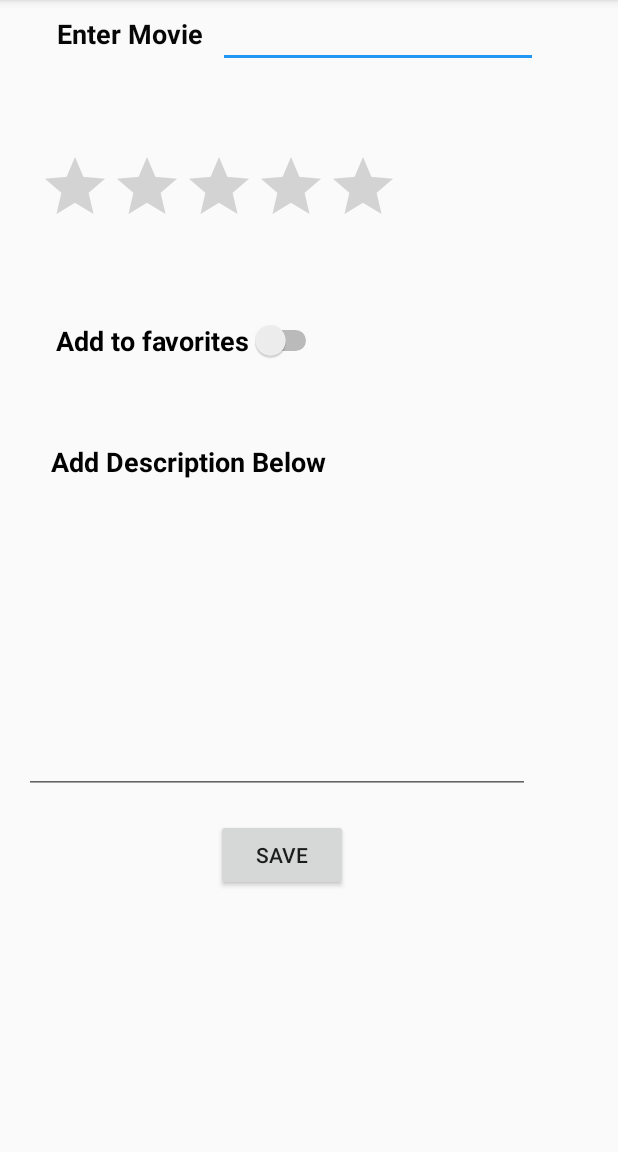
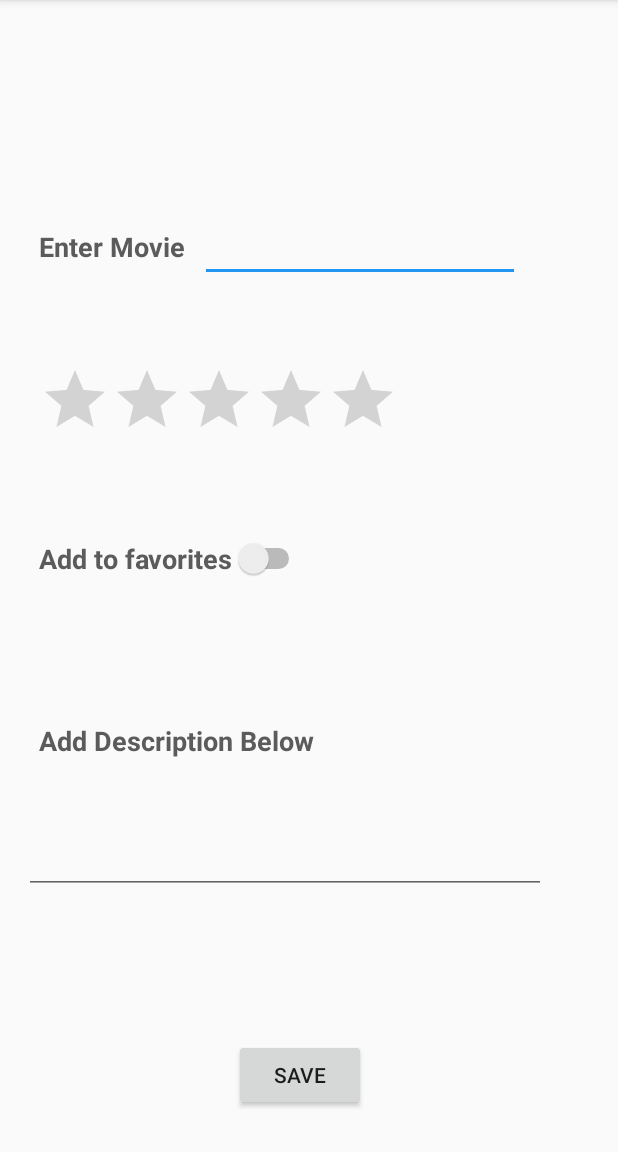
Before and after one commit to angelicarperez/final-app, an Android app: the MovieForm screen opened directly, with no data from a screen before it, on a phone screen of 412 x 824 dp, the part 84-1236 px from its top. Run offline under Robolectric (Android 15) with nearby library versions, the phone set to English and light mode, and no system bars.

Commit message:
layout fixes

```diff
--- a/app/src/main/java/com/perezflores/movielist/MainActivity.java
+++ b/app/src/main/java/com/perezflores/movielist/MainActivity.java
@@ -30,6 +30,8 @@ public class MainActivity extends AppCompatActivity implements View.OnClickListe
     private ListView moviesListView;
     private ListView favoritesListView;
     private Button addButton;
+    private TextView movieListLabel;
+    private TextView favoritesListLabel;
     private ArrayList<Movie> favorites;
     private ArrayList<Movie> notFavorites;
     @Override
@@ -63,7 +65,7 @@ public class MainActivity extends AppCompatActivity implements View.OnClickListe
     private void onFavoriteClick(AdapterView<?> parent, View v,
                                  int position, long id) {
         // get the item at the specified position
-        Movie movie = favorites.get(position);
+        Movie movie = notFavorites.get(position);
 
         // create an intent
         Intent intent = new Intent(this, MovieInfo.class);
@@ -79,7 +81,7 @@ public class MainActivity extends AppCompatActivity implements View.OnClickListe
     private void onNotFavoriteClick(AdapterView<?> parent, View v,
                                  int position, long id) {
         // get the item at the specified position
-        Movie movie = notFavorites.get(position);
+        Movie movie = favorites.get(position);
 
         // create an intent
         Intent intent = new Intent(this, MovieInfo.class);
--- a/app/src/main/java/com/perezflores/movielist/MovieInfo.java
+++ b/app/src/main/java/com/perezflores/movielist/MovieInfo.java
@@ -1,4 +1,5 @@
 package com.perezflores.movielist;
+import androidx.appcompat.app.AppCompatActivity;
 
 import android.app.Activity;
 import android.content.Intent;
@@ -6,10 +7,13 @@ import android.os.Bundle;
 
 import android.widget.TextView;
 
-public class MovieInfo extends Activity {
+public class MovieInfo extends AppCompatActivity {
     private TextView movieTitle;
     private TextView movieRating;
     private TextView movieDesc;
+    private TextView movieTitleLabel;
+    private TextView movieRatingLabel;
+    private TextView movieDescLabel;
 
     @Override
     protected void onCreate(Bundle savedInstanceState) {
--- a/app/src/main/res/layout/movie_form.xml
+++ b/app/src/main/res/layout/movie_form.xml
@@ -4,86 +4,99 @@
     xmlns:tools="http://schemas.android.com/tools"
     android:layout_width="wrap_content"
     android:layout_height="match_parent"
-    tools:context=".MovieForm"><![CDATA[>
-
-    ]]>
+    tools:context=".MovieForm">
 
     <EditText
         android:id="@+id/movieNameText"
         android:layout_width="wrap_content"
         android:layout_height="wrap_content"
+        android:layout_marginTop="60dp"
+        android:layout_marginBottom="498dp"
         android:ems="10"
         android:inputType="textPersonName"
         android:paddingLeft="5dp"
-        android:textColor="#020202"
+        android:textColor="#00020202"
         android:textSize="18sp"
         android:textStyle="bold"
+        app:layout_constraintBottom_toBottomOf="parent"
         app:layout_constraintStart_toEndOf="@+id/movieNameLabel"
-        tools:layout_editor_absoluteY="46dp" />
+        app:layout_constraintTop_toTopOf="parent" />
 
     <TextView
         android:id="@+id/movieNameLabel"
         android:layout_width="wrap_content"
         android:layout_height="wrap_content"
-        android:layout_marginStart="28dp"
+        android:layout_marginStart="16dp"
+        android:layout_marginTop="60dp"
+        android:layout_marginBottom="499dp"
         android:padding="10dp"
         android:text="Enter Movie"
-        android:textColor="#070707"
+        android:textColor="#5B5B5B"
         android:textSize="18sp"
         android:textStyle="bold"
+        app:layout_constraintBottom_toBottomOf="parent"
         app:layout_constraintStart_toStartOf="parent"
-        tools:layout_editor_absoluteY="60dp" />
+        app:layout_constraintTop_toTopOf="parent" />
 
     <RatingBar
         android:id="@+id/ratingBar"
         android:layout_width="256dp"
         android:layout_height="78dp"
         android:layout_marginStart="16dp"
-        android:layout_marginTop="46dp"
+        android:layout_marginTop="150dp"
+        android:layout_marginBottom="375dp"
         android:padding="10dp"
+        app:layout_constraintBottom_toBottomOf="parent"
         app:layout_constraintStart_toStartOf="parent"
-        app:layout_constraintTop_toBottomOf="@id/movieNameLabel" />
+        app:layout_constraintTop_toTopOf="parent" />
 
     <Switch
         android:id="@+id/favoritesSwitch"
         android:layout_width="wrap_content"
         android:layout_height="wrap_content"
-        android:layout_marginStart="27dp"
-        android:layout_marginTop="36dp"
+        android:layout_marginStart="16dp"
+        android:layout_marginTop="268dp"
+        android:layout_marginBottom="291dp"
         android:padding="10dp"
         android:text="Add to favorites"
+        android:textColor="#5B5B5B"
         android:textSize="18sp"
         android:textStyle="bold"
+        app:layout_constraintBottom_toBottomOf="parent"
         app:layout_constraintStart_toStartOf="parent"
-        app:layout_constraintTop_toBottomOf="@+id/ratingBar" />
+        app:layout_constraintTop_toTopOf="parent" />
 
     <EditText
         android:id="@+id/descriptionText"
-        android:layout_width="337dp"
-        android:layout_height="183dp"
+        android:layout_width="348dp"
+        android:layout_height="105dp"
         android:layout_marginStart="16dp"
-        android:layout_marginTop="16dp"
+        android:layout_marginTop="408dp"
+        android:layout_marginBottom="90dp"
         android:ems="10"
         android:gravity="start|top"
         android:inputType="textMultiLine"
         android:padding="10dp"
         android:singleLine="false"
-        android:textColor="#070707"
+        android:textColor="#5B5B5B"
         android:textStyle="bold"
+        app:layout_constraintBottom_toBottomOf="parent"
         app:layout_constraintStart_toStartOf="parent"
-        app:layout_constraintTop_toBottomOf="@+id/descriptionLabel" />
+        app:layout_constraintTop_toTopOf="parent" />
 
     <TextView
         android:id="@+id/descriptionLabel"
         android:layout_width="wrap_content"
         android:layout_height="wrap_content"
-        android:layout_marginStart="24dp"
+        android:layout_marginStart="16dp"
         android:layout_marginTop="36dp"
+        android:layout_marginBottom="211dp"
         android:padding="10dp"
         android:text="Add Description Below"
-        android:textColor="#020202"
+        android:textColor="#5B5B5B"
         android:textSize="18sp"
         android:textStyle="bold"
+        app:layout_constraintBottom_toBottomOf="parent"
         app:layout_constraintStart_toStartOf="parent"
         app:layout_constraintTop_toBottomOf="@+id/favoritesSwitch" />
 
@@ -91,11 +104,14 @@
         android:id="@+id/saveButton"
         android:layout_width="wrap_content"
         android:layout_height="wrap_content"
-        android:layout_marginStart="144dp"
-        android:layout_marginTop="216dp"
+        android:layout_marginStart="156dp"
+        android:layout_marginTop="528dp"
+        android:layout_marginBottom="27dp"
         android:padding="10dp"
         android:text="Save"
+        app:layout_constraintBottom_toBottomOf="parent"
         app:layout_constraintStart_toStartOf="parent"
-        app:layout_constraintTop_toBottomOf="@id/descriptionLabel" />
+        app:layout_constraintTop_toTopOf="parent"
+        app:layout_constraintVertical_bias="1.0" />
 
 </androidx.constraintlayout.widget.ConstraintLayout>
```
Also changed, not shown: app/src/main/AndroidManifest.xml (+4 -6 lines), app/src/main/res/drawable-anydpi/ic_action_name.xml (added, +11 -0 lines), app/src/main/res/layout/activity_main.xml (+47 -17 lines), app/src/main/res/layout/movie_info.xml (+77 -12 lines), app/src/main/res/drawable-hdpi/ic_action_name.png (added), app/src/main/res/drawable-mdpi/ic_action_name.png (added), app/src/main/res/drawable-xhdpi/ic_action_name.png (added), app/src/main/res/drawable-xxhdpi/ic_action_name.png (added), app/src/main/res/drawable-xxxhdpi/ic_action_name.png (added).
